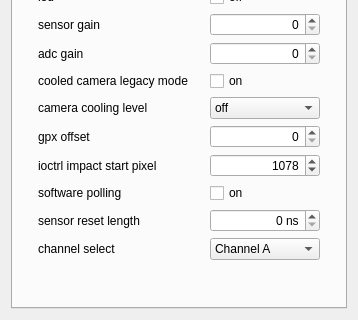
Entwicklungsburo-Stresing/EBST_CAM, file escam/camerasettingswidget.ui: the form before one commit; both pictures show x 0 to 358 and y 236 to 556 of the 358 by 556 pixel window.
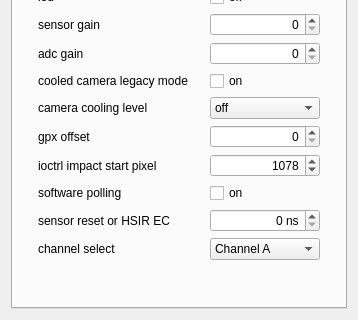
The form after the commit. The open tabs and pages were chosen to show the change.

Commit message: Rename sensor_reset_length to sensor_reset_or_hsir_ec

```diff
--- a/escam/camerasettingswidget.ui
+++ b/escam/camerasettingswidget.ui
@@ -1249,7 +1249,7 @@
             <string>&lt;html&gt;&lt;head/&gt;&lt;body&gt;&lt;p&gt;&lt;span style=&quot; font-style:italic;&quot;&gt;Sensor reset length&lt;/span&gt; controls the length of the reset pulse between two camera readouts for some sensors. This reset can be used, to completely clear the sensor, which is not always the case without a reset for all sensors. &lt;span style=&quot; font-style:italic;&quot;&gt;Sensor reset length&lt;/span&gt; is a 16 bit unsigned integer. The reset time range and step size depends on &lt;span style=&quot; font-style:italic;&quot;&gt;SENSOR TYPE&lt;/span&gt;.&lt;/p&gt;&lt;p&gt;HSVIS:&lt;br/&gt;min: 0 ns&lt;br/&gt;step: 4 ns&lt;br/&gt;default: 400 ns&lt;br/&gt;max: 262,140 ns&lt;/p&gt;&lt;p&gt;HSIR:&lt;br/&gt;min: 21,440 ns&lt;br/&gt;step: 160 ns&lt;br/&gt;default: 22,400 ns&lt;br/&gt;max: 10,485,600 ns&lt;/p&gt;&lt;p&gt;This setting corresponds to the settings struct member &lt;span style=&quot; font-style:italic;&quot;&gt;sensor_reset_length&lt;/span&gt; of the ESLSCDLL API.&lt;/p&gt;&lt;p&gt;Further information about sensor reset can be found in the manual in chapter 4.9.2.&lt;/p&gt;&lt;/body&gt;&lt;/html&gt;</string>
            </property>
            <property name="text">
-            <string>sensor reset length</string>
+            <string>sensor reset or HSIR EC</string>
            </property>
           </widget>
          </item>
```
Left out of the diff: 10 changed lines with no effect on the pictures. The commit also changes 8 other files.
